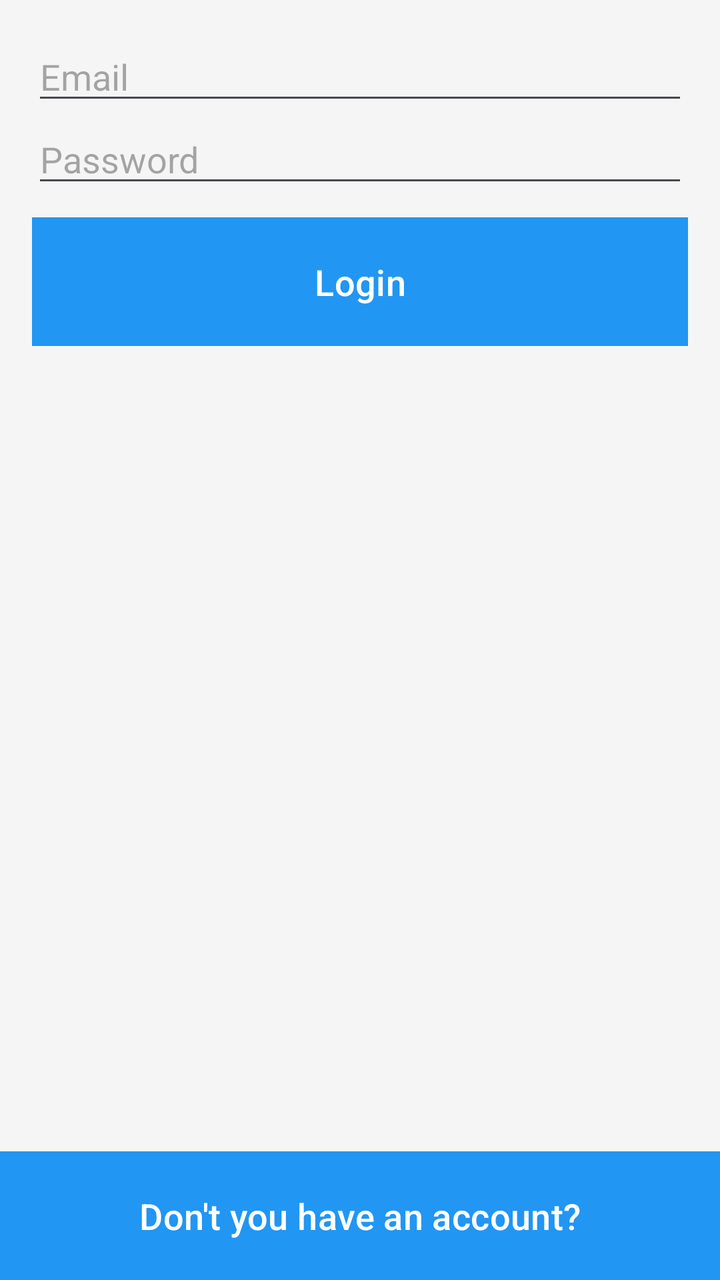
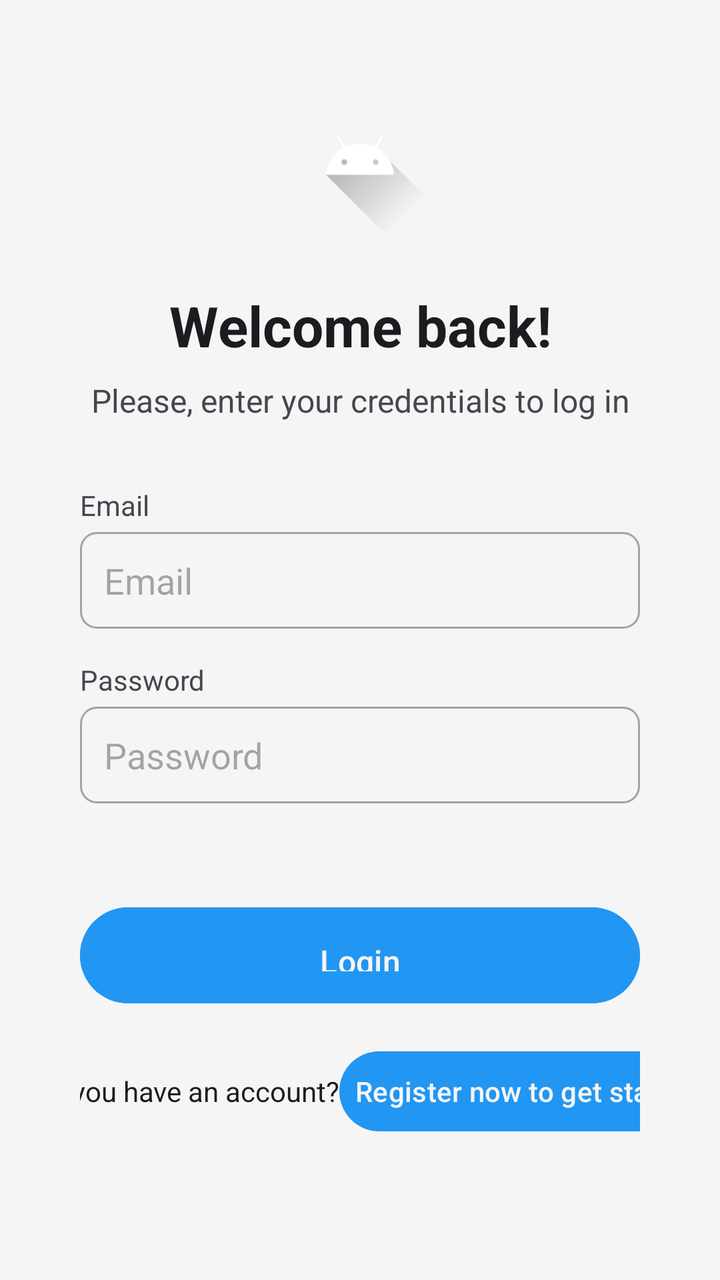

Compare the two renders of this Android layout. The source of the first and the diff that turns it into the second are given below.
<!-- AndroidManifest.xml: application theme Theme.MiCasaEsTuCasa -->
<!-- res/layout/login.xml -->
<?xml version="1.0" encoding="utf-8"?>
<RelativeLayout
    xmlns:android="http://schemas.android.com/apk/res/android"
    xmlns:tools="http://schemas.android.com/tools"
    android:layout_width="match_parent"
    android:layout_height="match_parent"
    android:background="@color/backgroundColor"
    tools:context="ui.utente.LoginActivity">

    <LinearLayout
        android:layout_width="match_parent"
        android:layout_height="wrap_content"
        android:orientation="vertical"
        android:padding="16dp">

        <EditText
            android:id="@+id/tv_username"
            android:layout_width="match_parent"
            android:layout_height="wrap_content"
            android:hint="@string/email"
            android:inputType="textEmailAddress" />

        <EditText
            android:id="@+id/tv_password"
            android:layout_width="match_parent"
            android:layout_height="wrap_content"
            android:hint="@string/password"
            android:inputType="textPassword" />

        <Button
            android:id="@+id/btnLogIn"
            android:layout_width="match_parent"
            android:layout_height="wrap_content"
            android:layout_marginTop="10dp"
            android:background="@color/black"
            android:padding="16dp"
            android:text="@string/login"
            android:textAllCaps="false"
            android:textColor="@android:color/white"
            android:textSize="18sp" />

        <ProgressBar
            android:id="@+id/progressBar"
            android:layout_width="match_parent"
            android:layout_height="wrap_content"
            android:visibility="invisible"
            />

        <Space
            android:layout_width="match_parent"
            android:layout_height="wrap_content"
            android:layout_margin="10dp" />


    </LinearLayout>

    <Button
        android:id="@+id/btnSignUp"
        android:layout_width="match_parent"
        android:layout_height="wrap_content"
        android:background="@color/black"
        android:padding="16dp"
        android:text="@string/dont_have_account"
        android:textColor="@android:color/white"
        android:textAllCaps="false"
        android:textSize="18sp"
        android:layout_alignParentBottom="true"/>
</RelativeLayout>
<!-- resources referenced by this layout -->
<resources>
  <color name="backgroundColor">#F5F5F5</color>
  <color name="black">#000000</color>
  <string name="dont_have_account">Don\'t you have an account?</string>
  <string name="email">Email</string>
  <string name="login">Login</string>
  <string name="password">Password</string>
  <style name="Theme.MiCasaEsTuCasa" parent="Base.Theme.MiCasaEsTuCasa" />
  <style name="Base.Theme.MiCasaEsTuCasa" parent="Theme.Material3.DayNight.NoActionBar">
          
          <item name="colorPrimary">@color/primary</item>
          <item name="colorPrimaryVariant">@color/primary_dark</item>
          <item name="colorOnPrimary">@color/white</item>
  
          
          <item name="colorSecondary">@color/secondary</item>
          <item name="colorSecondaryVariant">@color/secondary_dark</item>
          <item name="colorOnSecondary">@color/black</item>
  
          
          <item name="android:colorBackground">@color/backgroundColor</item>
          <item name="colorSurface">@color/white</item>
          <item name="colorError">@color/red</item>
  
          
          <item name="android:statusBarColor">@color/primary_dark</item>
          <item name="android:navigationBarColor">@color/primary_dark</item>
      </style>
  <color name="primary">#2196F3</color>
  <color name="primary_dark">#1976D2</color>
  <color name="white">#FFFFFF</color>
  <color name="secondary">#4CAF50</color>
  <color name="secondary_dark">#388E3C</color>
  <color name="red">#F44336</color>
</resources>

<!-- the commit's change to res/layout/login.xml (unified diff, before → after) -->
@@ -1,68 +1,151 @@
 <?xml version="1.0" encoding="utf-8"?>
-<RelativeLayout
+<ScrollView
     xmlns:android="http://schemas.android.com/apk/res/android"
     xmlns:tools="http://schemas.android.com/tools"
     android:layout_width="match_parent"
     android:layout_height="match_parent"
-    android:background="@color/backgroundColor"
-    tools:context="ui.utente.LoginActivity">
+    android:background="?android:attr/colorBackground"
+    tools:context=".ui.utente.LoginActivity">
 
-    <LinearLayout
+    <RelativeLayout
         android:layout_width="match_parent"
         android:layout_height="wrap_content"
-        android:orientation="vertical"
         android:padding="16dp">
 
-        <EditText
-            android:id="@+id/tv_username"
+        <LinearLayout
             android:layout_width="match_parent"
             android:layout_height="wrap_content"
-            android:hint="@string/email"
-            android:inputType="textEmailAddress" />
+            android:orientation="vertical"
+            android:padding="24dp">
 
-        <EditText
-            android:id="@+id/tv_password"
-            android:layout_width="match_parent"
-            android:layout_height="wrap_content"
-            android:hint="@string/password"
-            android:inputType="textPassword" />
+            
+            <ImageView
+                android:layout_width="80dp"
+                android:layout_height="80dp"
+                android:layout_gravity="center"
+                android:layout_marginBottom="24dp"
+                android:src="@drawable/ic_launcher_foreground"
+                android:contentDescription="@string/app_name"/>
 
-        <Button
-            android:id="@+id/btnLogIn"
-            android:layout_width="match_parent"
-            android:layout_height="wrap_content"
-            android:layout_marginTop="10dp"
-            android:background="@color/black"
-            android:padding="16dp"
-            android:text="@string/login"
-            android:textAllCaps="false"
-            android:textColor="@android:color/white"
-            android:textSize="18sp" />
+            <TextView
+                android:layout_width="match_parent"
+                android:layout_height="wrap_content"
+                android:text="@string/welcome_back"
+                android:textSize="28sp"
+                android:textStyle="bold"
+                android:textColor="?android:attr/textColorPrimary"
+                android:gravity="center"
+                android:layout_marginBottom="8dp"/>
 
-        <ProgressBar
-            android:id="@+id/progressBar"
-            android:layout_width="match_parent"
-            android:layout_height="wrap_content"
-            android:visibility="invisible"
-            />
+            <TextView
+                android:layout_width="match_parent"
+                android:layout_height="wrap_content"
+                android:text="@string/inserisci_credenziali"
+                android:textSize="16sp"
+                android:textColor="?android:attr/textColorSecondary"
+                android:gravity="center"
+                android:layout_marginBottom="32dp"/>
 
-        <Space
-            android:layout_width="match_parent"
-            android:layout_height="wrap_content"
-            android:layout_margin="10dp" />
+            
+            <TextView
+                android:layout_width="match_parent"
+                android:layout_height="wrap_content"
+                android:text="@string/email"
+                android:textSize="14sp"
+                android:textColor="?android:attr/textColorSecondary"
+                android:layout_marginBottom="4dp"/>
 
+            <EditText
+                android:id="@+id/emailEditText"
+                android:layout_width="match_parent"
+                android:layout_height="wrap_content"
+                android:hint="@string/email"
+                android:inputType="textEmailAddress"
+                android:maxLines="1"
+                android:autofillHints="emailAddress"
+                android:padding="12dp"
+                android:layout_marginBottom="16dp"
+                android:background="@drawable/edittext_background"
+                android:textColor="?android:attr/textColorPrimary"
+                android:textColorHint="?android:attr/textColorHint"/>
 
-    </LinearLayout>
+            
+            <TextView
+                android:layout_width="match_parent"
+                android:layout_height="wrap_content"
+                android:text="@string/password"
+                android:textSize="14sp"
+                android:textColor="?android:attr/textColorSecondary"
+                android:layout_marginBottom="4dp"/>
 
-    <Button
-        android:id="@+id/btnSignUp"
-        android:layout_width="match_parent"
-        android:layout_height="wrap_content"
-        android:background="@color/black"
-        android:padding="16dp"
-        android:text="@string/dont_have_account"
-        android:textColor="@android:color/white"
-        android:textAllCaps="false"
-        android:textSize="18sp"
-        android:layout_alignParentBottom="true"/>
-</RelativeLayout>
+            <EditText
+                android:id="@+id/passwordEditText"
+                android:layout_width="match_parent"
+                android:layout_height="wrap_content"
+                android:hint="@string/password"
+                android:inputType="textPassword"
+                android:maxLines="1"
+                android:padding="12dp"
+                android:autofillHints="password"
+                android:layout_marginBottom="24dp"
+                android:background="@drawable/edittext_background"
+                android:textColor="?android:attr/textColorPrimary"
+                android:textColorHint="?android:attr/textColorHint"/>
+
+            
+            <ProgressBar
+                android:id="@+id/progressBar"
+                android:layout_width="40dp"
+                android:layout_height="40dp"
+                android:layout_gravity="center"
+                android:visibility="gone"
+                android:indeterminateTint="@color/primary"/>
+
+            
+            <Button
+                android:id="@+id/btnLogin"
+                android:layout_width="match_parent"
+                android:layout_height="56dp"
+                android:backgroundTint="@color/primary"
+                android:text="@string/login"
+                android:textSize="16sp"
+                android:textColor="?android:attr/colorBackground"
+                android:textAllCaps="false"
+                android:padding="16dp"
+                android:layout_marginTop="24dp"
+                android:layout_marginBottom="16dp"/>
+
+            
+            <LinearLayout
+                android:layout_width="match_parent"
+                android:layout_height="wrap_content"
+                android:orientation="horizontal"
+                android:gravity="center">
+
+                <TextView
+                    android:layout_width="wrap_content"
+                    android:layout_height="wrap_content"
+                    android:text="@string/dont_have_account"
+                    android:textColor="?android:attr/textColorPrimary"/>
+
+                <Space
+                    android:layout_width="0dp"
+                    android:layout_height="wrap_content"
+                    android:layout_weight="1"
+                    />
+
+                <Button
+                    android:id="@+id/btnSignUp"
+                    android:layout_width="wrap_content"
+                    android:layout_height="wrap_content"
+                    android:background="@null"
+                    android:text="@string/registrati_subito"
+                    android:textColor="?android:attr/colorBackground"
+                    android:textSize="14sp"
+                    android:textAllCaps="false"
+                    android:padding="8dp"/>
+            </LinearLayout>
+
+        </LinearLayout>
+    </RelativeLayout>
+</ScrollView>
<!-- resource entries referenced after the edit -->
@@ -4,8 +4,11 @@
   <color name="black">#000000</color>
   <string name="dont_have_account">Don\'t you have an account?</string>
   <string name="email">Email</string>
+  <string name="inserisci_credenziali">Please, enter your credentials to log in</string>
   <string name="login">Login</string>
   <string name="password">Password</string>
+  <string name="registrati_subito">Register now to get started</string>
+  <string name="welcome_back">Welcome back!</string>
   <style name="Theme.MiCasaEsTuCasa" parent="Base.Theme.MiCasaEsTuCasa" />
   <style name="Base.Theme.MiCasaEsTuCasa" parent="Theme.Material3.DayNight.NoActionBar">
           
@@ -28,6 +31,47 @@
           <item name="android:navigationBarColor">@color/primary_dark</item>
       </style>
   <color name="primary">#2196F3</color>
+  <!-- drawable edittext_background (drawable) -->
+  <?xml version="1.0" encoding="utf-8"?>
+  <shape xmlns:android="http://schemas.android.com/apk/res/android">
+      <solid android:color="?android:attr/colorBackground"/>
+      <stroke
+          android:width="1dp"
+          android:color="?android:attr/textColorHint"/>
+      <corners android:radius="8dp"/>
+  </shape>
+  <!-- drawable ic_launcher_foreground (drawable) -->
+  <vector xmlns:android="http://schemas.android.com/apk/res/android"
+      xmlns:aapt="http://schemas.android.com/aapt"
+      android:width="108dp"
+      android:height="108dp"
+      android:viewportWidth="108"
+      android:viewportHeight="108">
+      <path android:pathData="M31,63.928c0,0 6.4,-11 12.1,-13.1c7.2,-2.6 26,-1.4 26,-1.4l38.1,38.1L107,108.928l-32,-1L31,63.928z">
+          <aapt:attr name="android:fillColor">
+              <gradient
+                  android:endX="85.84757"
+                  android:endY="92.4963"
+                  android:startX="42.9492"
+                  android:startY="49.59793"
+                  android:type="linear">
+                  <item
+                      android:color="#44000000"
+                      android:offset="0.0" />
+                  <item
+                      android:color="#00000000"
+                      android:offset="1.0" />
+              </gradient>
+          </aapt:attr>
+      </path>
+      <path
+          android:fillColor="#FFFFFF"
+          android:fillType="nonZero"
+          android:pathData="M65.3,45.828l3.8,-6.6c0.2,-0.4 0.1,-0.9 -0.3,-1.1c-0.4,-0.2 -0.9,-0.1 -1.1,0.3l-3.9,6.7c-6.3,-2.8 -13.4,-2.8 -19.7,0l-3.9,-6.7c-0.2,-0.4 -0.7,-0.5 -1.1,-0.3C38.8,38.328 38.7,38.828 38.9,39.228l3.8,6.6C36.2,49.428 31.7,56.028 31,63.928h46C76.3,56.028 71.8,49.428 65.3,45.828zM43.4,57.328c-0.8,0 -1.5,-0.5 -1.8,-1.2c-0.3,-0.7 -0.1,-1.5 0.4,-2.1c0.5,-0.5 1.4,-0.7 2.1,-0.4c0.7,0.3 1.2,1 1.2,1.8C45.3,56.528 44.5,57.328 43.4,57.328L43.4,57.328zM64.6,57.328c-0.8,0 -1.5,-0.5 -1.8,-1.2s-0.1,-1.5 0.4,-2.1c0.5,-0.5 1.4,-0.7 2.1,-0.4c0.7,0.3 1.2,1 1.2,1.8C66.5,56.528 65.6,57.328 64.6,57.328L64.6,57.328z"
+          android:strokeWidth="1"
+          android:strokeColor="#00000000" />
+  </vector>
+  <string name="app_name">Mi Casa es tu Casa</string>
   <color name="primary_dark">#1976D2</color>
   <color name="white">#FFFFFF</color>
   <color name="secondary">#4CAF50</color>
